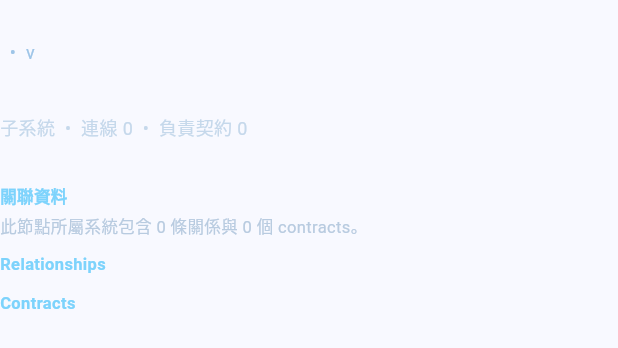
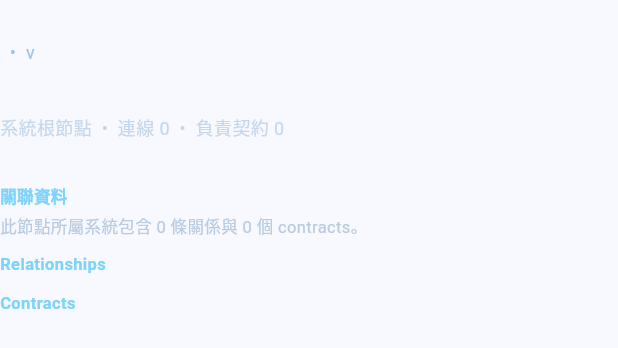
Before and after one commit to Yunitrish006006/TaiwanBrawlWorkspace, a Flutter app: the _Details widget shown alone on an empty page, opened directly with empty values, on a phone screen of 412 x 824 dp. Shown: the top 348 px of the screen. Run offline on Flutter 3.47's test engine with Material 3 defaults, Android fonts, the phone set to English and light mode, and no system bars.

Commit message:
feat: expand UI settings explanation nodes

```diff
--- a/apps/viewer_flutter/lib/widgets/graph_view.dart
+++ b/apps/viewer_flutter/lib/widgets/graph_view.dart
@@ -70,6 +70,7 @@ class _GraphViewState extends State<GraphView> {
                     padding: const EdgeInsets.all(12),
                     child: _Details(
                         data: widget.data,
+                        scene: widget.scene,
                         node: widget.scene.nodes
                             .firstWhere((node) => node.id == selected)),
                   ),
@@ -143,8 +144,9 @@ class _Hint extends StatelessWidget {
 }
 
 class _Details extends StatelessWidget {
-  const _Details({required this.data, required this.node});
+  const _Details({required this.data, required this.scene, required this.node});
   final WorkspaceData data;
+  final GraphScene scene;
   final GraphNode node;
   @override
   Widget build(BuildContext context) {
@@ -157,6 +159,10 @@ class _Details extends StatelessWidget {
             contract.owners.contains(node.repository.id) ||
             contract.consumers.contains(node.repository.id))
         .toList();
+    final children = scene.nodes.where((item) => item.parentId == node.id);
+    final parent = node.parentId == null
+        ? null
+        : scene.nodes.where((item) => item.id == node.parentId).firstOrNull;
     return ConstrainedBox(
       constraints: const BoxConstraints(maxHeight: 420),
       child: SingleChildScrollView(
@@ -167,16 +173,30 @@ class _Details extends StatelessWidget {
           const SizedBox(height: 5),
           Text('${node.repository.kind}  •  v${node.repository.version}',
               style: const TextStyle(color: Color(0xff9ec5e8), fontSize: 12)),
+          if (parent != null) ...[
+            const SizedBox(height: 4),
+            Text('上層：${parent.label}',
+                style: const TextStyle(color: Color(0xff9ec5e8), fontSize: 11)),
+          ],
           const SizedBox(height: 8),
           Text(node.details,
               style: const TextStyle(color: Colors.white, fontSize: 12)),
           const SizedBox(height: 8),
           Text(
-              '${node.isChild ? '子系統' : '系統'}  •  連線 ${node.degree}  •  負責契約 ${node.contractCount}',
+              '${node.depth == 0 ? '系統根節點' : node.depth == 1 ? '管理元件' : '說明節點'}  •  連線 ${node.degree}  •  負責契約 ${node.contractCount}',
               style: const TextStyle(color: Color(0xffc5d8eb), fontSize: 12)),
           const SizedBox(height: 5),
           Text(node.repository.repository,
               style: const TextStyle(color: Color(0xff7dd3fc), fontSize: 10)),
+          if (children.isNotEmpty) ...[
+            const SizedBox(height: 10),
+            const _SectionTitle('下一層說明'),
+            ...children.map((child) => Padding(
+                padding: const EdgeInsets.only(bottom: 3),
+                child: Text('• ${child.label}',
+                    style: const TextStyle(
+                        color: Color(0xffd7e5f3), fontSize: 11)))),
+          ],
           ...[
             const SizedBox(height: 10),
             const _SectionTitle('關聯資料'),
@@ -291,14 +311,18 @@ class _GraphPainter extends CustomPainter {
     for (final node in scene.nodes) {
       final p = positions[node.id]!;
       final active = node.id == selected;
-      final color = node.isChild
+      final color = node.depth >= 2
+          ? const Color(0xfffbbf24)
+          : node.isChild
               ? const Color(0xff34d399)
               : node.repository.kind == 'frontend'
                   ? const Color(0xff22d3ee)
                   : node.repository.kind == 'backend'
                       ? const Color(0xff60a5fa)
                       : const Color(0xffa78bfa);
-      final double radius = node.isChild
+      final double radius = node.depth >= 2
+          ? 5
+          : node.isChild
               ? 6
               : 8.0 + math.min(8.0, node.degree.toDouble()).toDouble();
       canvas.drawCircle(
```
Also changed, not shown: apps/viewer_flutter/lib/model/graph_scene.dart (+118 -44 lines). Lines whose indentation alone changed are shown as unchanged.
